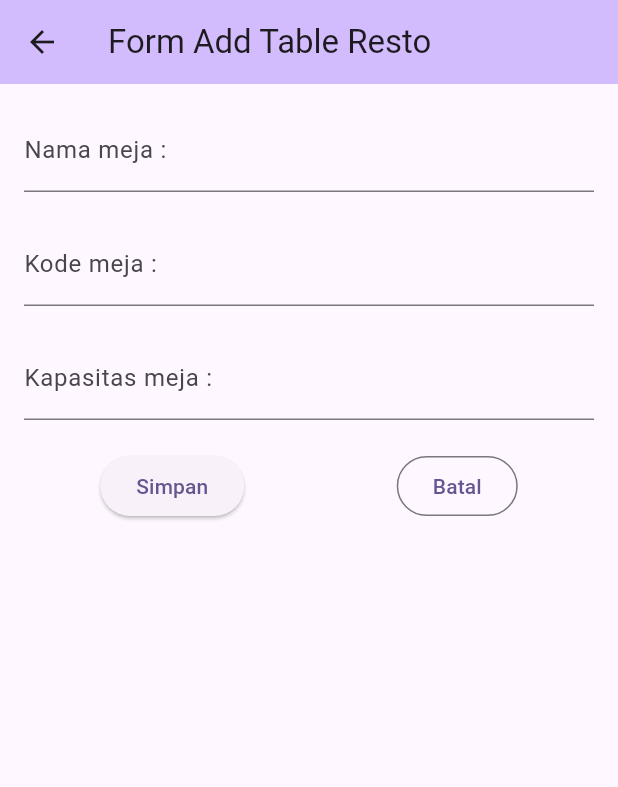
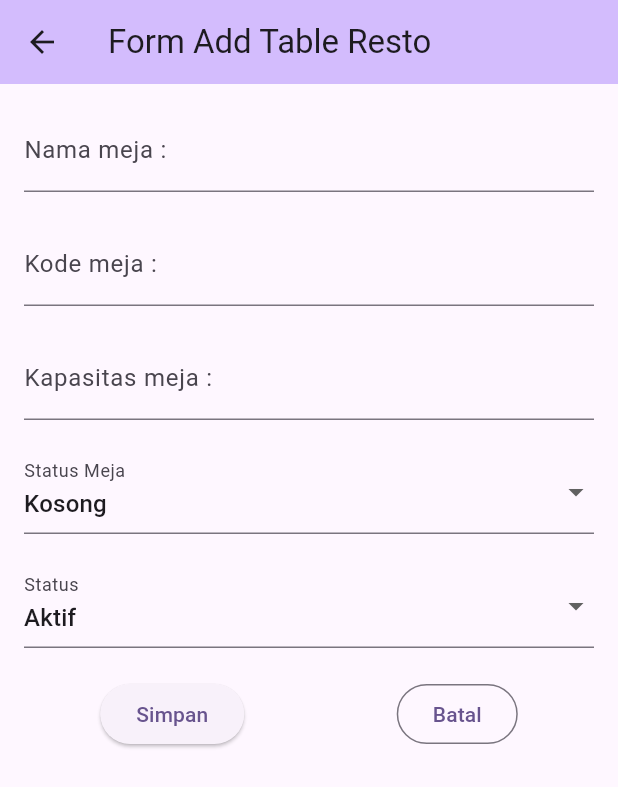
Before and after one commit to MerrrH1/flutter_api_demo, a Flutter app: the screen it shows after launch, after a tap on the "add" icon, on a phone screen of 412 x 824 dp. Shown: the top 787 px of the screen. Run offline on Flutter 3.47's test engine with Material 3 defaults, Android fonts, the light colour scheme and no system bars; our stand-ins replace bloc, dio, flutter_bloc; network calls fail.

Commit message:
PUT table_resto

```diff
--- a/lib/main.dart
+++ b/lib/main.dart
@@ -1,5 +1,7 @@
 import 'package:flutter/material.dart';
-import 'package:latihan_api_demo/ui/table_resto_page.dart';
+import 'package:latihan_api_demo/ui/menu_resto/menu_resto_page.dart';
+import 'package:latihan_api_demo/ui/order_menu/order_menu_page.dart';
+import 'package:latihan_api_demo/ui/table_resto/table_resto_page.dart';
 
 void main() {
   runApp(
@@ -20,6 +22,45 @@ class MyApp extends StatelessWidget {
           colorScheme: ColorScheme.fromSeed(seedColor: Colors.deepPurple),
           useMaterial3: true,
         ),
-        home: TableRestoPage());
+        home: MainScreen());
   }
 }
+
+class MainScreen extends StatefulWidget {
+  const MainScreen({super.key});
+
+  @override
+  State<MainScreen> createState() => _MainScreenState();
+}
+
+class _MainScreenState extends State<MainScreen> {
+  int selectedIndex = 0;
+
+  final List<Widget> pages = [
+    const TableRestoPage(),
+    const MenuRestoPage(),
+    const OrderMenuPage()
+  ];
+
+  void onItemTapped(int index) {
+    setState(() {
+      selectedIndex = index;
+    });
+  }
+
+  @override
+  Widget build(BuildContext context) {
+    return Scaffold(
+      body: pages[selectedIndex],
+      bottomNavigationBar: BottomNavigationBar(
+        currentIndex: selectedIndex,
+        onTap: onItemTapped,
+        items: [
+          BottomNavigationBarItem(icon: Icon(Icons.table_bar), label: 'Meja'),
+          BottomNavigationBarItem(icon: Icon(Icons.fastfood), label: 'Menu'),
+          BottomNavigationBarItem(icon: Icon(Icons.dining), label: 'Pesanan')
+        ],
+      ),
+    );
+  }
+}
--- a/lib/param/table_resto_param.dart
+++ b/lib/param/table_resto_param.dart
@@ -2,14 +2,23 @@ class TableRestoParam {
   final String code;
   final String name;
   final int capacity;
+  final String tableStatus;
+  final String status;
 
-  TableRestoParam({required this.code, required this.name, required this.capacity});
+  TableRestoParam(
+      {required this.code,
+      required this.name,
+      required this.capacity,
+      required this.tableStatus,
+      required this.status});
 
   Map<String, dynamic> toJson() {
     return {
-      'code' : code,
-      'name' : name,
-      'capacity' : capacity
+      'code': code,
+      'name': name,
+      'capacity': capacity,
+      'table_status': tableStatus,
+      'status': status
     };
   }
 }
--- /dev/null
+++ b/lib/ui/table_resto/table_resto_form.dart
@@ -0,0 +1,191 @@
+import 'package:flutter/material.dart';
+import 'package:latihan_api_demo/models/table_resto_model.dart';
+import 'package:latihan_api_demo/param/table_resto_param.dart';
+import 'package:latihan_api_demo/responses/table_resto_response.dart';
+import 'package:latihan_api_demo/services/table_resto_service.dart';
+
+class TableRestoForm extends StatefulWidget {
+  final TableRestoModel? tableRestoModel;
+  const TableRestoForm({super.key, required this.tableRestoModel});
+
+  @override
+  State<TableRestoForm> createState() => _TableRestoFormState();
+}
+
+class _TableRestoFormState extends State<TableRestoForm> {
+  final tableServices = TableRestoService();
+  late Future<TableRestoResponse> futureTableCreate;
+  late Future<TableRestoResponse> futureTableUpdate;
+  final globalKey = GlobalKey<FormState>();
+  final tecName = TextEditingController();
+  final tecCode = TextEditingController();
+  final tecCapacity = TextEditingController();
+
+  String? selectedStatus = "Aktif";
+  String? selectedTableStatus = "Kosong";
+  final List<String> statusOption = ['Aktif', 'Tidak Aktif'];
+  final List<String> tableStatusOption = ['Kosong', 'Terisi'];
+
+  @override
+  void initState() {
+    super.initState();
+    // futureTableCreate = tableServices.addTable(TableRestoParam(code: '14', name: 'Meja baru', capacity: 15));
+    // futureTableUpdate = tableServices.updateTable(
+    //     3, TableRestoParam(code: '3', name: 'Meja Tiga', capacity: 6, tableStatus: 'Terisi', status: 'Aktif'));
+    if (widget.tableRestoModel != null) {
+      tecName.text = widget.tableRestoModel!.name;
+      tecCode.text = widget.tableRestoModel!.code;
+      tecCapacity.text = widget.tableRestoModel!.capacity.toString();
+      selectedTableStatus = widget.tableRestoModel!.tableStatus;
+      selectedStatus = widget.tableRestoModel!.status;
+    }
+  }
+
+  @override
+  Widget build(BuildContext context) {
+    return Scaffold(
+      appBar: AppBar(
+        title: Text(widget.tableRestoModel == null
+            ? "Form Add Table Resto"
+            : "Form Update Table"),
+        backgroundColor: Theme.of(context).colorScheme.inversePrimary,
+      ),
+      body: SingleChildScrollView(
+        child: Form(
+          key: globalKey,
+          child: Padding(
+            padding: const EdgeInsets.all(16),
+            child: Column(
+              children: [
+                TextFormField(
+                  controller: tecName,
+                  decoration: InputDecoration(
+                      label: Text(
+                        'Nama meja : ',
+                      ),
+                      hintText: "Masukkan nama meja"),
+                  validator: (value) => value == null || value.isEmpty
+                      ? "Masukkan nama meja"
+                      : null,
+                ),
+                const SizedBox(height: 20),
+                TextFormField(
+                  controller: tecCode,
+                  decoration: InputDecoration(
+                      label: Text(
+                        'Kode meja : ',
+                      ),
+                      hintText: "Masukkan kode meja"),
+                  validator: (value) => value == null || value.isEmpty
+                      ? "Masukkan kode meja"
+                      : null,
+                ),
+                const SizedBox(
+                  height: 20,
+                ),
+                TextFormField(
+                  controller: tecCapacity,
+                  decoration: InputDecoration(
+                      label: Text(
+                        'Kapasitas meja : ',
+                      ),
+                      hintText: "Masukkan kapasitas meja"),
+                  validator: (value) => value == null || value.isEmpty
+                      ? "Masukkan kapasitas meja"
+                      : null,
+                  keyboardType: TextInputType.number,
+                ),
+                SizedBox(
+                  height: 20,
+                ),
+                DropdownButtonFormField(
+                  value: selectedTableStatus,
+                  decoration: InputDecoration(label: Text('Status Meja')),
+                  items: tableStatusOption
+                      .map((status) => DropdownMenuItem(
+                            value: status,
+                            child: Text(status),
+                          ))
+                      .toList(),
+                  onChanged: (value) {
+                    setState(() {
+                      selectedTableStatus = value;
+                    });
+                  },
+                  validator: (value) =>
+                      value == null ? "Pilih status meja" : null,
+                ),
+                SizedBox(
+                  height: 20,
+                ),
+                DropdownButtonFormField(
+                  value: selectedStatus,
+                  decoration: InputDecoration(label: Text('Status')),
+                  items: statusOption
+                      .map((status) => DropdownMenuItem(
+                            value: status,
+                            child: Text(status),
+                          ))
+                      .toList(),
+                  onChanged: (value) {
+                    setState(() {
+                      selectedStatus = value;
+                    });
+                  },
+                  validator: (value) => value == null ? "Pilih status" : null,
+                ),
+                SizedBox(
+                  height: 20,
+                ),
+                OverflowBar(
+                  alignment: MainAxisAlignment.spaceAround,
+                  children: [
+                    ElevatedButton(
+                        onPressed: () {
+                          if (globalKey.currentState!.validate()) {
+                            if (widget.tableRestoModel == null) {
+                              futureTableCreate = tableServices.addTable(
+                                  TableRestoParam(
+                                      code: tecCode.text,
+                                      name: tecName.text,
+                                      capacity: int.parse(tecCapacity.text),
+                                      tableStatus:
+                                          selectedTableStatus.toString(),
+                                      status: selectedStatus.toString()));
+                              ScaffoldMessenger.of(context).showSnackBar(
+                                  SnackBar(
+                                      content: Text('Data berhasil disimpan')));
+                              Navigator.pop(context);
+                            } else {
+                              futureTableUpdate = tableServices.updateTable(
+                                  widget.tableRestoModel!.id,
+                                  TableRestoParam(
+                                      code: tecCode.text,
+                                      name: tecName.text,
+                                      capacity: int.parse(tecCapacity.text),
+                                      tableStatus:
+                                          selectedTableStatus.toString(),
+                                      status: selectedStatus.toString()));
+                              ScaffoldMessenger.of(context).showSnackBar(
+                                  SnackBar(
+                                      content: Text('Data berhasil diubah')));
+                              Navigator.pop(context);
+                            }
+                          }
+                        },
+                        child: Text('Simpan')),
+                    OutlinedButton(
+                        onPressed: () {
+                          Navigator.pop(context);
+                        },
+                        child: Text('Batal'))
+                  ],
+                )
+              ],
+            ),
+          ),
+        ),
+      ),
+    );
+  }
+}
--- /dev/null
+++ b/lib/ui/table_resto/table_resto_page.dart
@@ -0,0 +1,133 @@
+import 'package:flutter/material.dart';
+import 'package:flutter_bloc/flutter_bloc.dart';
+import 'package:latihan_api_demo/bloc/table/table_resto_bloc.dart';
+import 'package:latihan_api_demo/responses/table_resto_response.dart';
+import 'package:latihan_api_demo/services/table_resto_service.dart';
+import 'package:latihan_api_demo/ui/table_resto/table_resto_form.dart';
+
+import '../../models/table_resto_model.dart';
+
+class TableRestoPage extends StatefulWidget {
+  const TableRestoPage({super.key});
+
+  @override
+  State<TableRestoPage> createState() => _TableRestoPageState();
+}
+
+class _TableRestoPageState extends State<TableRestoPage> {
+  TableRestoModel? tableRestoModel;
+  late Future<TableRestoResponse> futureGetTable;
+  Future<void> _refreshData(BuildContext context) async {
+    context.read<TableRestoBloc>().add(LoadTableResto());
+  }
+
+  @override
+  Widget build(BuildContext context) {
+    return BlocProvider(
+      create: (context) =>
+          TableRestoBloc(TableRestoService())..add(LoadTableResto()),
+      child: Scaffold(
+          resizeToAvoidBottomInset: true,
+          appBar: AppBar(
+            title: Text('Meja'),
+            backgroundColor: Theme.of(context).colorScheme.inversePrimary,
+            actions: [
+              IconButton(
+                  onPressed: () {
+                    Navigator.push(
+                        context,
+                        MaterialPageRoute(
+                            builder: (context) => TableRestoForm(
+                                tableRestoModel: tableRestoModel))).then((_) {
+                      setState(() {
+                        _refreshData(context);
+                      });
+                    });
+                  },
+                  icon: Icon(Icons.add))
+            ],
+          ),
+          body: BlocBuilder<TableRestoBloc, TableRestoState>(
+            builder: (context, state) {
+              debugPrint(state.toString());
+              if (state is TableRestoInitial) {
+                return Center(
+                  child: Text('Loading...'),
+                );
+              } else if (state is TableRestoLoading) {
+                return Center(child: CircularProgressIndicator());
+              } else if (state is TableRestoError) {
+                return Center(
+                  child: Text(state.message),
+                );
+              } else if (state is TableRestoLoaded) {
+                final data = state.tables;
+                return RefreshIndicator(
+                  onRefresh: () => _refreshData(context),
+                  child: ListView.builder(
+                    itemCount: data.length,
+                    itemBuilder: (context, index) {
+                      return ListTile(
+                          tileColor: data[index].tableStatus == "Kosong"
+                              ? Colors.green.shade50
+                              : Colors.red.shade50,
+                          leading: Text((index + 1).toString()),
+                          title:
+                              Text('${data[index].name} ${data[index].code}'),
+                          subtitle: Text('${data[index].capacity} seats'),
+                          trailing: PopupMenuButton<String>(
+                            itemBuilder: (context) => [
+                              PopupMenuItem<String>(
+                                value: data[index].tableStatus == "Kosong"
+                                    ? "order"
+                                    : "cancel",
+                                child: Text(data[index].tableStatus == "Kosong"
+                                    ? "Pesan Meja"
+                                    : "Batal"),
+                              ),
+                              PopupMenuItem<String>(
+                                value: 'edit',
+                                child: Text('Edit'),
+                              ),
+                              PopupMenuItem<String>(
+                                value: 'delete',
+                                child: Text('Delete'),
+                              ),
+                            ],
+                            onSelected: (value) => {
+                              if (value == "edit")
+                                {
+                                  Navigator.push(
+                                      context,
+                                      MaterialPageRoute(
+                                          builder: (context) => TableRestoForm(
+                                              tableRestoModel: data[index])))
+                                }
+                              else if (value == "delete")
+                                {
+                                  ScaffoldMessenger.of(context).showSnackBar(
+                                      SnackBar(content: Text('Menghapus meja')))
+                                }
+                              else if (value == "order")
+                                {
+                                  ScaffoldMessenger.of(context).showSnackBar(
+                                      SnackBar(content: Text("Memesan meja")))
+                                }
+                              else if (value == "cancel")
+                                {
+                                  ScaffoldMessenger.of(context).showSnackBar(
+                                      SnackBar(
+                                          content: Text("Membatalkan meja")))
+                                }
+                            },
+                          ));
+                    },
+                  ),
+                );
+              }
+              return Center(child: Text('Something went error'));
+            },
+          )),
+    );
+  }
+}
--- a/lib/ui/table_resto_form.dart
+++ /dev/null
@@ -1,105 +0,0 @@
-import 'package:flutter/material.dart';
-import 'package:flutter_bloc/flutter_bloc.dart';
-import 'package:latihan_api_demo/models/table_resto_model.dart';
-import 'package:latihan_api_demo/param/table_resto_param.dart';
-import 'package:latihan_api_demo/responses/table_resto_response.dart';
-import 'package:latihan_api_demo/services/table_resto_service.dart';
-
-class TableRestoForm extends StatefulWidget {
-  TableRestoModel? tableRestoModel;
-  TableRestoForm({super.key, required this.tableRestoModel});
-
-  @override
-  State<TableRestoForm> createState() => _TableRestoFormState();
-}
-
-class _TableRestoFormState extends State<TableRestoForm> {
-  final tableServices = TableRestoService();
-  late Future<TableRestoResponse> futureTableCreate;
-  final globalKey = GlobalKey<FormState>();
-  final tecName = TextEditingController();
-  final tecCode = TextEditingController();
-  final tecCapacity = TextEditingController();
-
-  @override
-  void initState() {
-    // futureTableCreate = tableServices.addTable(TableRestoParam(code: '14', name: 'Meja baru', capacity: 15));
-    super.initState();
-  }
-
-  @override
-  Widget build(BuildContext context) {
-    return Scaffold(
-      appBar: AppBar(
-        title: Text(widget.tableRestoModel == null
-            ? "Form Add Table Resto"
-            : "Form Update Table"),
-        backgroundColor: Theme.of(context).colorScheme.inversePrimary,
-      ),
-      body: Form(
-        key: globalKey,
-        child: Padding(
-          padding: const EdgeInsets.all(16),
-          child: Column(
-            children: [
-              TextFormField(
-                controller: tecName,
-                decoration: InputDecoration(
-                    label: Text(
-                      'Nama meja : ',
-                    ),
-                    hintText: "Masukkan nama meja"),
-                validator: (value) =>
-                    value == null || value.isEmpty ? "Masukkan nama meja" : null,
-              ),
-              const SizedBox(height: 20),
-              TextFormField(
-                controller: tecCode,
-                decoration: InputDecoration(
-                    label: Text(
-                      'Kode meja : ',
-                    ),
-                    hintText: "Masukkan kode meja"),
-                validator: (value) =>
-                    value == null || value.isEmpty ? "Masukkan kode meja" : null,
-              ),
-              const SizedBox(
-                height: 20,
-              ),
-              TextFormField(
-                controller: tecCapacity,
-                decoration: InputDecoration(
-                    label: Text(
-                      'Kapasitas meja : ',
-                    ),
-                    hintText: "Masukkan kapasitas meja"),
-                validator: (value) => value == null || value.isEmpty
-                    ? "Masukkan kapasitas meja"
-                    : null,
-                keyboardType: TextInputType.number,
-              ),
-              SizedBox(
-                height: 20,
-              ),
-              OverflowBar(
-                alignment: MainAxisAlignment.spaceAround,
-                children: [
-                  ElevatedButton(onPressed: () {
-                    if(globalKey.currentState!.validate()) {
-                      futureTableCreate = tableServices.addTable(TableRestoParam(code: tecCode.text, name: tecName.text, capacity: int.parse(tecCapacity.text)));
-                      ScaffoldMessenger.of(context).showSnackBar(SnackBar(content: Text('Data berhasil disimpan')));
-                      Navigator.pop(context);
-                    }
-                  }, child: Text('Simpan')),
-                  OutlinedButton(onPressed: () {
-                    Navigator.pop(context);
-                  }, child: Text('Batal'))
-                ],
-              )
-            ],
-          ),
-        ),
-      ),
-    );
-  }
-}
--- a/lib/ui/table_resto_page.dart
+++ /dev/null
@@ -1,101 +0,0 @@
-import 'package:flutter/material.dart';
-import 'package:flutter_bloc/flutter_bloc.dart';
-import 'package:latihan_api_demo/bloc/table/table_resto_bloc.dart';
-import 'package:latihan_api_demo/services/table_resto_service.dart';
-import 'package:latihan_api_demo/ui/table_resto_form.dart';
-
-import '../models/table_resto_model.dart';
-
-class TableRestoPage extends StatefulWidget {
-  const TableRestoPage({super.key});
-
-  @override
-  State<TableRestoPage> createState() => _TableRestoPageState();
-}
-
-class _TableRestoPageState extends State<TableRestoPage> {
-  TableRestoModel? tableRestoModel;
-  Future<void> _refreshData(BuildContext context) async {
-    context.read<TableRestoBloc>().add(LoadTableResto());
-  }
-
-  @override
-  Widget build(BuildContext context) {
-    return BlocProvider(
-      create: (context) =>
-          TableRestoBloc(TableRestoService())..add(LoadTableResto()),
-      child: Scaffold(
-          appBar: AppBar(
-            title: Text('Table Resto'),
-            backgroundColor: Theme.of(context).colorScheme.inversePrimary,
-          ),
-          body: BlocBuilder<TableRestoBloc, TableRestoState>(
-            builder: (context, state) {
-              debugPrint(state.toString());
-              if (state is TableRestoInitial) {
-                return Center(
-                  child: Text('Loading...'),
-                );
-              } else if (state is TableRestoLoading) {
-                return Center(child: CircularProgressIndicator());
-              } else if (state is TableRestoError) {
-                return Center(
-                  child: Text(state.message),
-                );
-              } else if (state is TableRestoLoaded) {
-                final data = state.tables;
-                return RefreshIndicator(
-                  onRefresh: () => _refreshData(context),
-                  child: ListView.builder(
-                    itemCount: data.length,
-                    itemBuilder: (context, index) {
-                      return ListTile(
-                        leading: Text((index + 1).toString()),
-                        title: Text('${data[index].name} ${data[index].code}'),
-                        subtitle: Text('${data[index].capacity} seats'),
-                        trailing: ElevatedButton(
-                          onPressed: () {
-                            if (data[index].tableStatus == "Kosong") {
-                              ScaffoldMessenger.of(context).showSnackBar(
-                                SnackBar(
-                                  content: Text('Berhasil memesan meja'),
-                                  backgroundColor: Colors.green,
-                                ),
-                              );
-                            }
-                            if (data[index].tableStatus == "Terisi") {
-                              ScaffoldMessenger.of(context).showSnackBar(
-                                SnackBar(
-                                  content: Text('Berhasil membatalkan meja'),
-                                  backgroundColor: Colors.red,
-                                ),
-                              );
-                            }
-                          },
-                          child: Text(
-                            data[index].tableStatus == "Kosong"
-                                ? "Pesan"
-                                : "Batal",
-                          ),
-                        ),
-                      );
-                    },
-                  ),
-                );
-              }
-              return Center(child: Text('Something went error'));
-            },
-          ),
-          floatingActionButton: ElevatedButton(
-              onPressed: () {
-                Navigator.push(context,
-                    MaterialPageRoute(builder: (context) => TableRestoForm(tableRestoModel: tableRestoModel))).then((_) {
-                      setState(() {
-                        _refreshData(context);
-                      });
-                });
-              },
-              child: Icon(Icons.add))),
-    );
-  }
-}
--- a/pubspec.yaml
+++ b/pubspec.yaml
@@ -39,6 +39,7 @@ dependencies:
   bloc: ^8.1.4
   http: ^1.2.2
   equatable: ^2.0.7
+  meta: ^1.7.0
 
 dev_dependencies:
   flutter_test:
```
Also changed, not shown: lib/services/table_resto_service.dart (+22 -2 lines), lib/ui/menu_resto/menu_resto_page.dart (added, +17 -0 lines), lib/ui/order_menu/order_menu_page.dart (added, +17 -0 lines), pubspec.lock.
